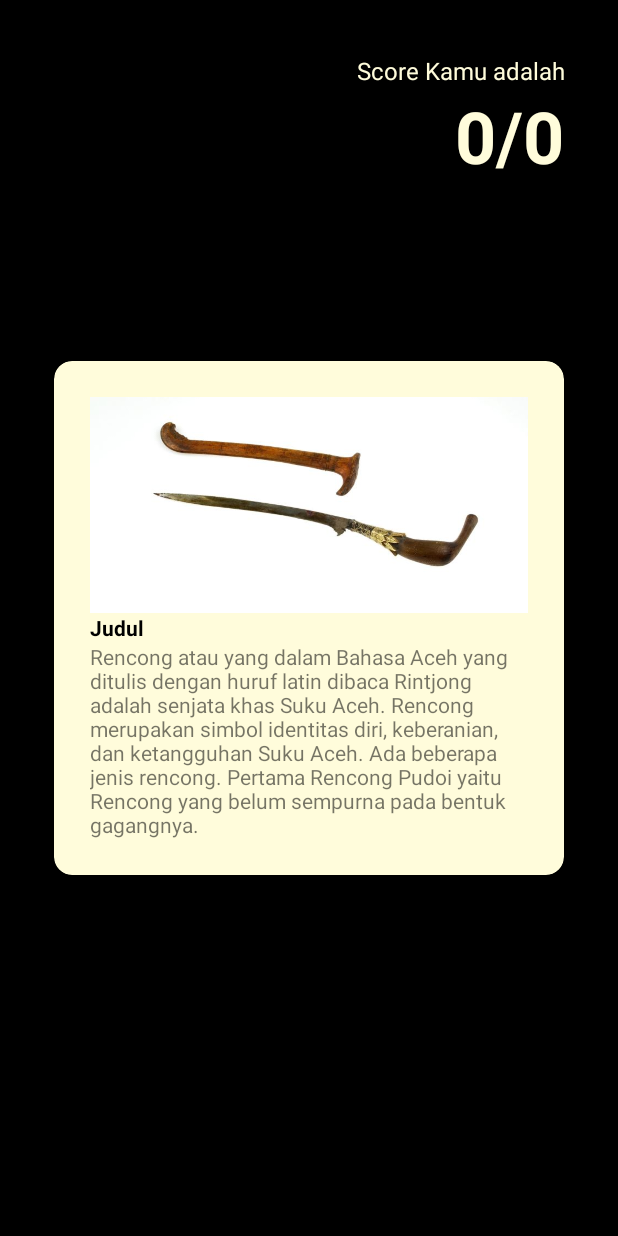
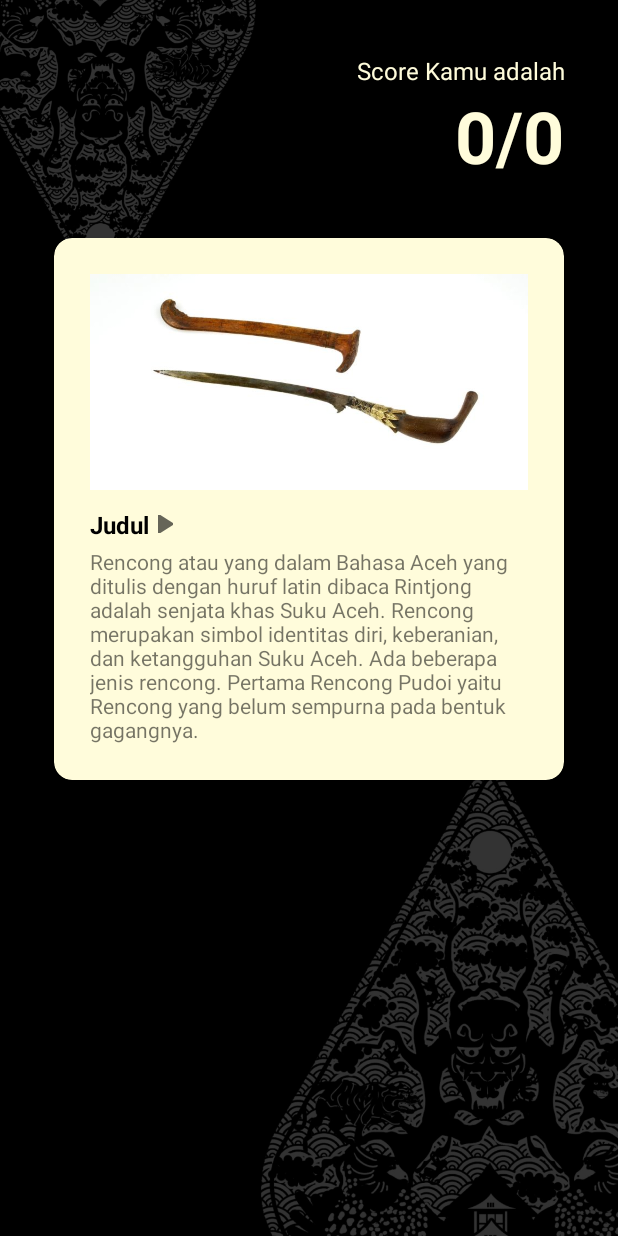
Before and after one commit to atharianr/KresnaApps, an Android app: the FunFactActivity screen opened directly, with no data from a screen before it, on a phone screen of 412 x 824 dp. Run offline under Robolectric (Android 15) with nearby library versions, the phone set to English and light mode, and no system bars; 6 statements that could not run were skipped.

Commit message:
Benerin grid di main, nambahin audio player

```diff
--- /dev/null
+++ b/app/src/main/res/drawable/ic_baseline_play_arrow_24.xml
@@ -0,0 +1,10 @@
+<vector xmlns:android="http://schemas.android.com/apk/res/android"
+    android:width="24dp"
+    android:height="24dp"
+    android:viewportWidth="24"
+    android:viewportHeight="24"
+    android:tint="?attr/colorControlNormal">
+  <path
+      android:fillColor="@android:color/white"
+      android:pathData="M8,5v14l11,-7z"/>
+</vector>
--- /dev/null
+++ b/app/src/main/res/drawable/ic_baseline_stop_24.xml
@@ -0,0 +1,10 @@
+<vector xmlns:android="http://schemas.android.com/apk/res/android"
+    android:width="24dp"
+    android:height="24dp"
+    android:viewportWidth="24"
+    android:viewportHeight="24"
+    android:tint="?attr/colorControlNormal">
+  <path
+      android:fillColor="@android:color/white"
+      android:pathData="M6,6h12v12H6z"/>
+</vector>
--- a/app/src/main/res/layout/activity_fun_fact.xml
+++ b/app/src/main/res/layout/activity_fun_fact.xml
@@ -1,13 +1,22 @@
 <?xml version="1.0" encoding="utf-8"?>
-<RelativeLayout xmlns:android="http://schemas.android.com/apk/res/android"
+<FrameLayout xmlns:android="http://schemas.android.com/apk/res/android"
     xmlns:app="http://schemas.android.com/apk/res-auto"
     xmlns:tools="http://schemas.android.com/tools"
     android:layout_width="match_parent"
     android:layout_height="match_parent"
-    android:background="@color/black"
-    tools:context=".FunFactActivity"
+    tools:context=".FunFactActivity">
+
+    <ImageView
+        android:layout_width="match_parent"
+        android:layout_height="match_parent"
+        android:src="@drawable/background_hitam_wayang"
+        android:scaleType="centerCrop">
+    </ImageView>
+
+    <RelativeLayout
+        android:layout_width="match_parent"
+        android:layout_height="match_parent"
         android:padding="36dp">
-
         <TextView
             android:id="@+id/tv_scorekamuadalah"
             android:layout_width="wrap_content"
@@ -16,6 +25,7 @@
             android:textColor="@color/kresna_cream"
             android:textAlignment="textEnd"
             android:layout_alignParentEnd="true"
+            android:layout_alignParentTop="true"
             android:textSize="16dp"/>
         <TextView
             android:id="@+id/tv_nilai_score"
@@ -30,11 +40,13 @@
             android:layout_below="@id/tv_scorekamuadalah"/>
 
         <androidx.cardview.widget.CardView
-        android:layout_centerInParent="true"
+            android:id="@+id/cv_funfact"
+            android:layout_below="@id/tv_nilai_score"
             android:layout_width="match_parent"
             android:layout_height="wrap_content"
             app:cardBackgroundColor="@color/kresna_cream"
-        app:cardCornerRadius="12dp">
+            app:cardCornerRadius="12dp"
+            android:layout_marginTop="36dp">
             <LinearLayout
                 android:padding="24dp"
                 android:layout_width="match_parent"
@@ -45,17 +57,35 @@
                     android:layout_height="144dp"
                     android:scaleType="centerCrop"
                     android:src="@drawable/funfact_rencang"/>
+                <LinearLayout
+                    android:layout_width="wrap_content"
+                    android:layout_height="wrap_content"
+                    android:layout_marginTop="12dp"
+                    android:orientation="horizontal"
+                    android:gravity="center_vertical">
                     <TextView
                         android:layout_width="wrap_content"
                         android:layout_height="wrap_content"
                         android:text="Judul"
                         android:textStyle="bold"
+                        android:textSize="16dp"
                         android:textColor="@color/black"/>
+
+                    <ImageButton
+                        android:id="@+id/btn_play_audio"
+                        android:layout_marginLeft="4dp"
+                        android:layout_width="12dp"
+                        android:layout_height="12dp"
+                        android:layout_below="@id/cv_funfact"
+                        android:background="@android:color/transparent"
+                        android:src="@drawable/ic_baseline_play_arrow_24"/>
+                </LinearLayout>
                 <TextView
                     android:layout_width="wrap_content"
                     android:layout_height="match_parent"
+                    android:layout_marginTop="4dp"
                     android:text="Rencong atau yang dalam Bahasa Aceh yang ditulis dengan huruf latin dibaca Rintjong adalah senjata khas Suku Aceh. Rencong merupakan simbol identitas diri, keberanian, dan ketangguhan Suku Aceh. Ada beberapa jenis rencong. Pertama Rencong Pudoi yaitu Rencong yang belum sempurna pada bentuk gagangnya."/>
             </LinearLayout>
         </androidx.cardview.widget.CardView>
-
     </RelativeLayout>
+</FrameLayout>
```
Also changed, not shown: app/src/main/java/com/example/kresnaapps/FunFactActivity.java (+37 -1 lines), app/src/main/res/layout/activity_main.xml (+49 -30 lines), 1 other file. Lines whose indentation alone changed are shown as unchanged.
